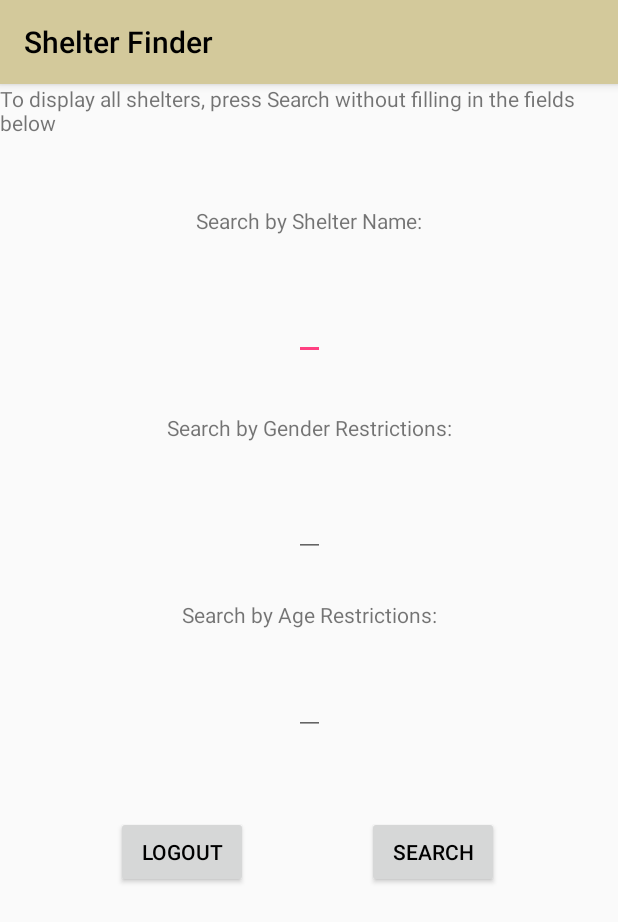
After one commit to jpbronsted/ShelterFinder, an Android app: the SearchActivity screen opened directly, with no data from a screen before it, on a phone screen of 412 x 824 dp. The commit adds this screen. Shown: the top 922 px of the screen. Run offline under Robolectric (Android 15) with nearby library versions, the phone set to English and light mode, and no system bars; network calls fail.

Commit message:
James - (M7) built views and controllers needed for searching

```diff
--- a/app/src/main/AndroidManifest.xml
+++ b/app/src/main/AndroidManifest.xml
@@ -20,6 +20,7 @@
         <activity android:name="Controllers.LoginActivity" />
         <activity android:name="Controllers.RegisterActivity" />
         <activity android:name="Controllers.DetailViewActivity" />
+        <activity android:name="Controllers.SearchActivity" />
     </application>
 
 </manifest>
--- a/app/src/main/java/Controllers/LoginActivity.java
+++ b/app/src/main/java/Controllers/LoginActivity.java
@@ -43,7 +43,7 @@ public class LoginActivity extends AppCompatActivity {
         User requestedUser = User.userRegistry.get(userID);
         if (requestedUser != null &&
                 requestedUser.getPassword().equals(userPassword)) {
-            Intent intent = new Intent(LoginActivity.this, QueryResultsActivity.class);
+            Intent intent = new Intent(LoginActivity.this, SearchActivity.class);
             startActivity(intent);
         } else {
             counter--;
--- a/app/src/main/java/Controllers/QueryResultsActivity.java
+++ b/app/src/main/java/Controllers/QueryResultsActivity.java
@@ -12,7 +12,6 @@ import team.gatech.edu.login.R;
 
 public class QueryResultsActivity extends AppCompatActivity {
 
-    //private Button Logout;
     private RecyclerView recyclerView;
     private RecyclerView.Adapter adapter;
     private RecyclerView.LayoutManager manager;
@@ -23,9 +22,7 @@ public class QueryResultsActivity extends AppCompatActivity {
         super.onCreate(savedInstanceState);
         setContentView(R.layout.activity_query_results);
 
-        //Logout = (Button) findViewById(R.id.btnLogout);
         recyclerView = (RecyclerView) findViewById(R.id.recyclerViewShelters);
-
         recyclerView.setHasFixedSize(true);
 
         manager = new LinearLayoutManager(this);
@@ -43,16 +40,6 @@ public class QueryResultsActivity extends AppCompatActivity {
         });
 
         recyclerView.addOnItemTouchListener(listener);
-
-        final Intent back = new Intent(QueryResultsActivity.this, WelcomeActivity.class);
-
-
-        /*Logout.setOnClickListener(new View.OnClickListener() {
-            @Override
-            public void onClick(View v) {
-                startActivity(back);
-            }
-        });*/
     }
 
     private void detailView(View view, int position) {
--- /dev/null
+++ b/app/src/main/java/Controllers/SearchActivity.java
@@ -0,0 +1,80 @@
+package Controllers;
+
+import android.content.Intent;
+import android.os.Bundle;
+import android.support.annotation.Nullable;
+import android.support.v7.app.AppCompatActivity;
+import android.view.View;
+import android.widget.Button;
+import android.widget.EditText;
+
+import java.util.ArrayList;
+import java.util.Collection;
+import java.util.List;
+
+import Model.Shelter;
+import team.gatech.edu.login.R;
+
+/**
+ * Created by jpbronsted on 3/12/18.
+ */
+
+public class SearchActivity extends AppCompatActivity {
+
+    private Button logOut;
+    private Button search;
+
+    private EditText searchShelterName;
+    private EditText searchAge;
+    private EditText searchGender;
+
+    private Intent toQueryResults;
+
+    @Override
+    protected void onCreate(@Nullable Bundle savedInstanceState) {
+        super.onCreate(savedInstanceState);
+        setContentView(R.layout.activity_search);
+
+        logOut = (Button) findViewById(R.id.btnLogout);
+        search = (Button) findViewById(R.id.btnSearch);
+
+        searchShelterName = (EditText) findViewById(R.id.etSearchShelterName);
+        searchAge = (EditText) findViewById(R.id.etSearchAge);
+        searchGender = (EditText) findViewById(R.id.etSearchGender);
+
+        final Intent back = new Intent(SearchActivity.this,
+                WelcomeActivity.class);
+        toQueryResults = new Intent(SearchActivity.this,
+                QueryResultsActivity.class);
+
+        logOut.setOnClickListener(new View.OnClickListener() {
+            @Override
+            public void onClick(View v) {
+                startActivity(back);
+            }
+        });
+
+        search.setOnClickListener(new View.OnClickListener() {
+            @Override
+            public void onClick(View v) {
+                prepareSearchResults();
+            }
+        });
+    }
+
+    private void prepareSearchResults() {
+        if (!(searchShelterName.getText().toString().equals(""))) {
+            toQueryResults.putExtra("narrowByShelterName",
+                    searchShelterName.getText().toString());
+        }
+        if (!(searchAge.getText().toString().equals(""))) {
+            toQueryResults.putExtra("narrowByAge",
+                    searchAge.getText().toString());
+        }
+        if (!(searchGender.getText().toString().equals(""))) {
+            toQueryResults.putExtra("narrowByGender",
+                    searchGender.getText().toString());
+        }
+        startActivity(toQueryResults);
+    }
+}
--- a/app/src/main/res/layout/activity_query_results.xml
+++ b/app/src/main/res/layout/activity_query_results.xml
@@ -11,20 +11,5 @@
         android:layout_width="match_parent"
         android:layout_height="match_parent"
         android:scrollbars="vertical" />
-<!--
-    <Button
-        android:id="@+id/btnLogout"
-        android:layout_width="wrap_content"
-        android:layout_height="wrap_content"
-        android:layout_marginBottom="8dp"
-        android:layout_marginEnd="8dp"
-        android:layout_marginStart="8dp"
-        android:layout_marginTop="8dp"
-        android:text="Logout"
-        app:layout_constraintBottom_toBottomOf="parent"
-        app:layout_constraintEnd_toEndOf="parent"
-        app:layout_constraintStart_toStartOf="parent"
-        app:layout_constraintTop_toBottomOf="@+id/recyclerViewShelters"
-        app:layout_constraintVertical_bias="0.171" />
-        -->
+
 </android.support.constraint.ConstraintLayout>
--- /dev/null
+++ b/app/src/main/res/layout/activity_search.xml
@@ -0,0 +1,136 @@
+<?xml version="1.0" encoding="utf-8"?>
+<android.support.constraint.ConstraintLayout xmlns:android="http://schemas.android.com/apk/res/android"
+    android:layout_width="match_parent"
+    android:layout_height="match_parent"
+    xmlns:app="http://schemas.android.com/apk/res-auto"
+    xmlns:tools="http://schemas.android.com/tools"
+    tools:context="Controllers.SearchActivity">
+
+    <TextView
+        android:id="@+id/tvHowToShowAllShelters"
+        android:layout_width="wrap_content"
+        android:layout_height="wrap_content"
+        android:layout_marginBottom="8dp"
+        android:layout_marginEnd="8dp"
+        android:layout_marginStart="8dp"
+        android:layout_marginTop="8dp"
+        android:text="To display all shelters, press Search without filling in the fields below"/>
+
+    <TextView
+        android:id="@+id/tvSearchShelterName"
+        android:layout_width="wrap_content"
+        android:layout_height="wrap_content"
+        android:layout_marginBottom="8dp"
+        android:layout_marginEnd="8dp"
+        android:layout_marginStart="8dp"
+        android:layout_marginTop="8dp"
+        android:text="Search by Shelter Name:"
+        app:layout_constraintBottom_toBottomOf="parent"
+        app:layout_constraintEnd_toEndOf="parent"
+        app:layout_constraintStart_toStartOf="parent"
+        app:layout_constraintTop_toTopOf="parent"
+        app:layout_constraintVertical_bias="0.1" />
+
+    <EditText
+        android:id="@+id/etSearchShelterName"
+        android:layout_width="wrap_content"
+        android:layout_height="wrap_content"
+        android:layout_marginBottom="8dp"
+        android:layout_marginEnd="8dp"
+        android:layout_marginStart="8dp"
+        android:layout_marginTop="8dp"
+        app:layout_constraintBottom_toBottomOf="parent"
+        app:layout_constraintEnd_toEndOf="parent"
+        app:layout_constraintStart_toStartOf="parent"
+        app:layout_constraintTop_toBottomOf="@id/tvSearchShelterName"
+        app:layout_constraintVertical_bias="0.05" />
+
+    <TextView
+        android:id="@+id/tvSearchGender"
+        android:layout_width="wrap_content"
+        android:layout_height="wrap_content"
+        android:layout_marginBottom="8dp"
+        android:layout_marginEnd="8dp"
+        android:layout_marginStart="8dp"
+        android:layout_marginTop="8dp"
+        android:text="Search by Gender Restrictions:"
+        app:layout_constraintBottom_toBottomOf="parent"
+        app:layout_constraintEnd_toEndOf="parent"
+        app:layout_constraintStart_toStartOf="parent"
+        app:layout_constraintTop_toBottomOf="@id/etSearchShelterName"
+        app:layout_constraintVertical_bias="0.05" />
+
+    <EditText
+        android:id="@+id/etSearchGender"
+        android:layout_width="wrap_content"
+        android:layout_height="wrap_content"
+        android:layout_marginBottom="8dp"
+        android:layout_marginEnd="8dp"
+        android:layout_marginStart="8dp"
+        android:layout_marginTop="8dp"
+        app:layout_constraintBottom_toBottomOf="parent"
+        app:layout_constraintEnd_toEndOf="parent"
+        app:layout_constraintStart_toStartOf="parent"
+        app:layout_constraintTop_toBottomOf="@id/tvSearchGender"
+        app:layout_constraintVertical_bias="0.05" />
+
+    <TextView
+        android:id="@+id/tvSearchAge"
+        android:layout_width="wrap_content"
+        android:layout_height="wrap_content"
+        android:layout_marginBottom="8dp"
+        android:layout_marginEnd="8dp"
+        android:layout_marginStart="8dp"
+        android:layout_marginTop="8dp"
+        android:text="Search by Age Restrictions:"
+        app:layout_constraintBottom_toBottomOf="parent"
+        app:layout_constraintEnd_toEndOf="parent"
+        app:layout_constraintStart_toStartOf="parent"
+        app:layout_constraintTop_toBottomOf="@id/etSearchGender"
+        app:layout_constraintVertical_bias="0.05" />
+
+    <EditText
+        android:id="@+id/etSearchAge"
+        android:layout_width="wrap_content"
+        android:layout_height="wrap_content"
+        android:layout_marginBottom="8dp"
+        android:layout_marginEnd="8dp"
+        android:layout_marginStart="8dp"
+        android:layout_marginTop="8dp"
+        app:layout_constraintBottom_toBottomOf="parent"
+        app:layout_constraintEnd_toEndOf="parent"
+        app:layout_constraintStart_toStartOf="parent"
+        app:layout_constraintTop_toBottomOf="@id/tvSearchAge"
+        app:layout_constraintVertical_bias="0.05" />
+
+    <Button
+        android:id="@+id/btnSearch"
+        android:layout_width="wrap_content"
+        android:layout_height="wrap_content"
+        android:layout_marginBottom="8dp"
+        android:layout_marginEnd="8dp"
+        android:layout_marginStart="8dp"
+        android:layout_marginTop="8dp"
+        android:text="Search"
+        app:layout_constraintBottom_toBottomOf="parent"
+        app:layout_constraintEnd_toEndOf="parent"
+        app:layout_constraintStart_toEndOf="@id/btnLogout"
+        app:layout_constraintTop_toBottomOf="@id/etSearchAge"
+        app:layout_constraintVertical_bias="0.171"/>
+
+    <Button
+        android:id="@+id/btnLogout"
+        android:layout_width="wrap_content"
+        android:layout_height="wrap_content"
+        android:layout_marginBottom="8dp"
+        android:layout_marginEnd="8dp"
+        android:layout_marginStart="8dp"
+        android:layout_marginTop="8dp"
+        android:text="Logout"
+        app:layout_constraintBottom_toBottomOf="parent"
+        app:layout_constraintEnd_toEndOf="parent"
+        app:layout_constraintStart_toStartOf="parent"
+        app:layout_constraintTop_toBottomOf="@id/etSearchAge"
+        app:layout_constraintVertical_bias="0.171"
+        app:layout_constraintHorizontal_bias="0.225"/>
+</android.support.constraint.ConstraintLayout>
```
